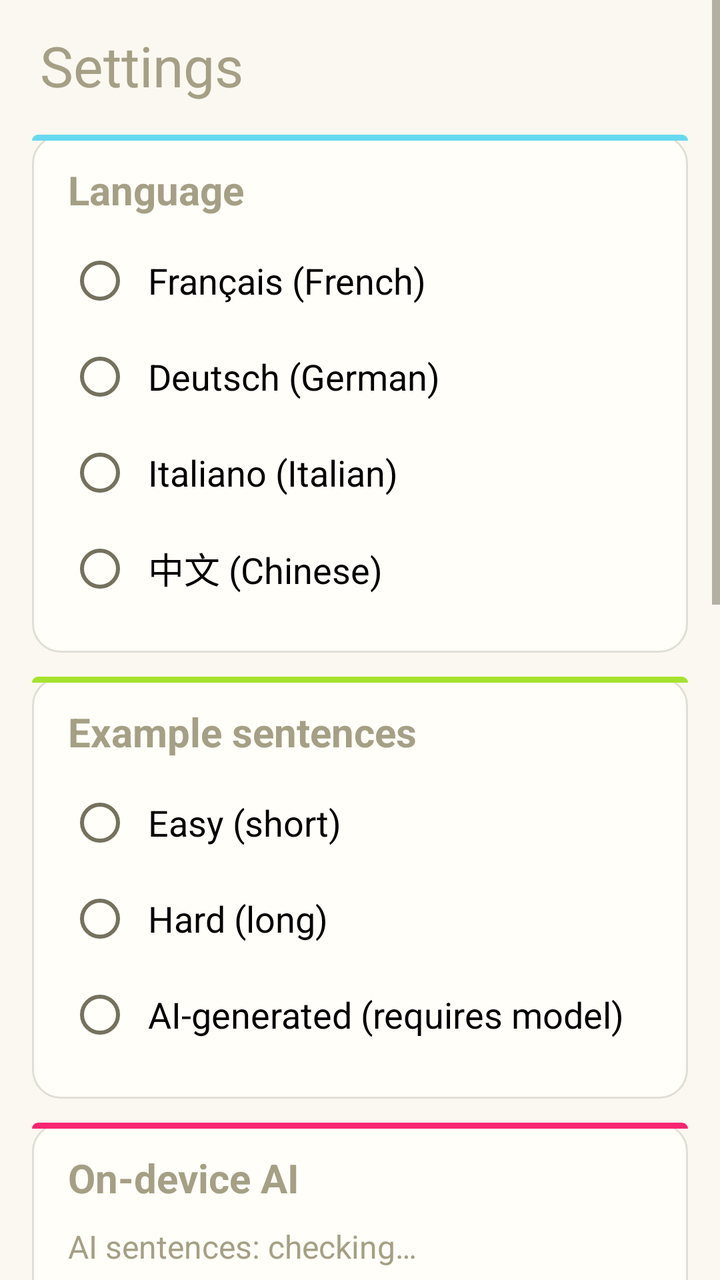
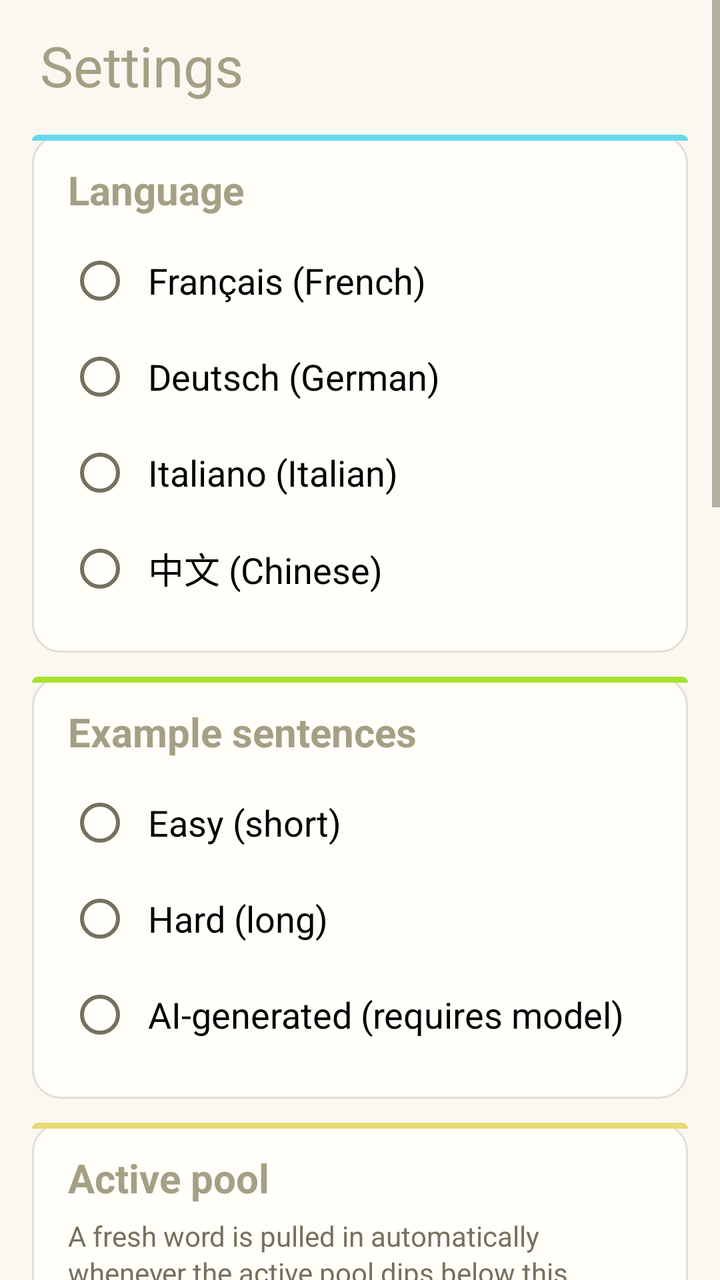

An Android layout rendered at two revisions. The XML below is the earlier revision; the diff shows what the commit changed to produce the second picture.
<!-- AndroidManifest.xml: application theme Theme.MyApplication -->
<!-- res/layout/activity_settings.xml -->
<?xml version="1.0" encoding="utf-8"?>
<ScrollView xmlns:android="http://schemas.android.com/apk/res/android"
    android:layout_width="match_parent"
    android:layout_height="match_parent"
    android:fillViewport="true">

<LinearLayout
    android:layout_width="match_parent"
    android:layout_height="wrap_content"
    android:orientation="vertical"
    android:paddingHorizontal="16dp"
    android:paddingTop="14dp"
    android:paddingBottom="24dp">

    <TextView
        android:layout_width="wrap_content"
        android:layout_height="wrap_content"
        android:accessibilityHeading="true"
        android:text="Settings"
        android:textSize="28sp"
        android:layout_marginStart="4dp"
        android:layout_marginBottom="16dp" />

    
    <LinearLayout
        android:layout_width="match_parent"
        android:layout_height="wrap_content"
        android:background="@drawable/bg_card_cyan"
        android:orientation="vertical"
        android:paddingHorizontal="18dp"
        android:paddingTop="14dp"
        android:paddingBottom="18dp">

        <TextView
            android:layout_width="wrap_content"
            android:layout_height="wrap_content"
            android:accessibilityHeading="true"
            android:labelFor="@+id/languageRadioGroup"
            android:text="Language"
            android:textSize="20sp"
            android:textStyle="bold"
            android:layout_marginBottom="8dp" />

        <RadioGroup
            android:id="@+id/languageRadioGroup"
            android:layout_width="match_parent"
            android:layout_height="wrap_content">

            <RadioButton
                android:id="@+id/radioFrench"
                android:layout_width="wrap_content"
                android:layout_height="wrap_content"
                android:text="Français (French)"
                android:textSize="18sp"
                android:padding="8dp" />

            <RadioButton
                android:id="@+id/radioGerman"
                android:layout_width="wrap_content"
                android:layout_height="wrap_content"
                android:text="Deutsch (German)"
                android:textSize="18sp"
                android:padding="8dp" />

            <RadioButton
                android:id="@+id/radioItalian"
                android:layout_width="wrap_content"
                android:layout_height="wrap_content"
                android:text="Italiano (Italian)"
                android:textSize="18sp"
                android:padding="8dp" />

            <RadioButton
                android:id="@+id/radioChinese"
                android:layout_width="wrap_content"
                android:layout_height="wrap_content"
                android:text="中文 (Chinese)"
                android:textSize="18sp"
                android:padding="8dp" />
        </RadioGroup>
    </LinearLayout>

    
    <LinearLayout
        android:layout_width="match_parent"
        android:layout_height="wrap_content"
        android:layout_marginTop="12dp"
        android:background="@drawable/bg_card_green"
        android:orientation="vertical"
        android:paddingHorizontal="18dp"
        android:paddingTop="14dp"
        android:paddingBottom="18dp">

        <TextView
            android:layout_width="wrap_content"
            android:layout_height="wrap_content"
            android:accessibilityHeading="true"
            android:labelFor="@+id/sentenceSourceRadioGroup"
            android:text="Example sentences"
            android:textSize="20sp"
            android:textStyle="bold"
            android:layout_marginBottom="8dp" />

        <RadioGroup
            android:id="@+id/sentenceSourceRadioGroup"
            android:layout_width="match_parent"
            android:layout_height="wrap_content">

            <RadioButton
                android:id="@+id/radioSentenceEasy"
                android:layout_width="wrap_content"
                android:layout_height="wrap_content"
                android:text="Easy (short)"
                android:textSize="18sp"
                android:padding="8dp" />

            <RadioButton
                android:id="@+id/radioSentenceHard"
                android:layout_width="wrap_content"
                android:layout_height="wrap_content"
                android:text="Hard (long)"
                android:textSize="18sp"
                android:padding="8dp" />

            <RadioButton
                android:id="@+id/radioSentenceLlm"
                android:layout_width="wrap_content"
                android:layout_height="wrap_content"
                android:text="AI-generated (requires model)"
                android:textSize="18sp"
                android:padding="8dp" />
        </RadioGroup>
    </LinearLayout>

    
    <LinearLayout
        android:layout_width="match_parent"
        android:layout_height="wrap_content"
        android:layout_marginTop="12dp"
        android:background="@drawable/bg_card_pink"
        android:orientation="vertical"
        android:paddingHorizontal="18dp"
        android:paddingTop="14dp"
        android:paddingBottom="18dp">

        <TextView
            android:layout_width="wrap_content"
            android:layout_height="wrap_content"
            android:accessibilityHeading="true"
            android:text="On-device AI"
            android:textSize="20sp"
            android:textStyle="bold"
            android:layout_marginBottom="6dp" />

        <TextView
            android:id="@+id/aiStatusText"
            android:layout_width="match_parent"
            android:layout_height="wrap_content"
            android:text="AI sentences: checking…"
            android:textSize="16sp"
            android:paddingVertical="4dp" />

        <TextView
            android:id="@+id/aiStatusDetail"
            android:layout_width="match_parent"
            android:layout_height="wrap_content"
            android:text=""
            android:textSize="12sp"
            android:textColor="?android:attr/textColorSecondary"
            android:fontFamily="monospace"
            android:visibility="gone" />

        <LinearLayout
            android:layout_width="match_parent"
            android:layout_height="wrap_content"
            android:layout_marginTop="4dp"
            android:orientation="horizontal">

            <Button
                android:id="@+id/aiDownloadButton"
                android:layout_width="wrap_content"
                android:layout_height="wrap_content"
                android:text="Download model"
                android:visibility="gone" />

            <Button
                android:id="@+id/aiCancelButton"
                android:layout_width="wrap_content"
                android:layout_height="wrap_content"
                android:text="Cancel"
                android:layout_marginStart="8dp"
                android:visibility="gone" />

            <Button
                android:id="@+id/aiRetryButton"
                android:layout_width="wrap_content"
                android:layout_height="wrap_content"
                android:text="Retry"
                android:layout_marginStart="8dp"
                android:visibility="gone" />

            <Button
                android:id="@+id/aiDeleteButton"
                android:layout_width="wrap_content"
                android:layout_height="wrap_content"
                android:text="Delete model"
                android:layout_marginStart="8dp"
                android:visibility="gone" />
        </LinearLayout>

        
        <LinearLayout
            android:layout_width="match_parent"
            android:layout_height="wrap_content"
            android:layout_marginTop="14dp"
            android:gravity="center_vertical"
            android:orientation="horizontal">

            <TextView
                android:layout_width="32dp"
                android:layout_height="wrap_content"
                android:gravity="center"
                android:text="💡"
                android:textSize="20sp" />

            <TextView
                android:layout_width="0dp"
                android:layout_height="wrap_content"
                android:layout_marginStart="10dp"
                android:layout_weight="1"
                android:lineSpacingExtra="2sp"
                android:text="The Hint button generates fresh example sentences on-device using a small AI model."
                android:textColor="?android:attr/textColorPrimary"
                android:textSize="14sp" />
        </LinearLayout>

        <LinearLayout
            android:layout_width="match_parent"
            android:layout_height="wrap_content"
            android:layout_marginTop="10dp"
            android:gravity="center_vertical"
            android:orientation="horizontal">

            <TextView
                android:layout_width="32dp"
                android:layout_height="wrap_content"
                android:gravity="center"
                android:text="📦"
                android:textSize="20sp" />

            <TextView
                android:layout_width="0dp"
                android:layout_height="wrap_content"
                android:layout_marginStart="10dp"
                android:layout_weight="1"
                android:lineSpacingExtra="2sp"
                android:text="Downloaded once (~2.6 GB), then runs locally on the device GPU — no network after that."
                android:textColor="?android:attr/textColorPrimary"
                android:textSize="14sp" />
        </LinearLayout>

        <LinearLayout
            android:layout_width="match_parent"
            android:layout_height="wrap_content"
            android:layout_marginTop="10dp"
            android:gravity="center_vertical"
            android:orientation="horizontal">

            <TextView
                android:layout_width="32dp"
                android:layout_height="wrap_content"
                android:gravity="center"
                android:text="📄"
                android:textSize="20sp" />

            <TextView
                android:layout_width="0dp"
                android:layout_height="wrap_content"
                android:layout_marginStart="10dp"
                android:layout_weight="1"
                android:lineSpacingExtra="2sp"
                android:text="Without the model, the built-in CSV sentences are used instead."
                android:textColor="?android:attr/textColorPrimary"
                android:textSize="14sp" />
        </LinearLayout>
    </LinearLayout>

    
    <LinearLayout
        android:layout_width="match_parent"
        android:layout_height="wrap_content"
        android:layout_marginTop="12dp"
        android:background="@drawable/bg_card_orange"
        android:orientation="vertical"
        android:paddingHorizontal="18dp"
        android:paddingTop="14dp"
        android:paddingBottom="18dp">

        <TextView
            android:layout_width="wrap_content"
            android:layout_height="wrap_content"
            android:accessibilityHeading="true"
            android:text="Streak"
            android:textSize="20sp"
            android:textStyle="bold"
            android:layout_marginBottom="6dp" />

        <TextView
            android:id="@+id/streakStatsText"
            android:layout_width="match_parent"
            android:layout_height="wrap_content"
            android:text=""
            android:textSize="16sp"
            android:paddingVertical="4dp" />

        <androidx.appcompat.widget.SwitchCompat
            android:id="@+id/streakReminderSwitch"
            android:layout_width="match_parent"
            android:layout_height="wrap_content"
            android:layout_marginTop="4dp"
            android:text="Daily reminder if streak is at risk"
            android:textSize="16sp"
            android:paddingVertical="4dp" />

        <LinearLayout
            android:layout_width="match_parent"
            android:layout_height="wrap_content"
            android:layout_marginTop="4dp"
            android:orientation="horizontal"
            android:gravity="center_vertical">

            <TextView
                android:layout_width="0dp"
                android:layout_height="wrap_content"
                android:layout_weight="1"
                android:text="Reminder time"
                android:textSize="16sp" />

            <Button
                android:id="@+id/streakReminderTimeButton"
                android:layout_width="wrap_content"
                android:layout_height="wrap_content"
                android:text="21:00" />
        </LinearLayout>

        <TextView
            android:layout_width="match_parent"
            android:layout_height="wrap_content"
            android:layout_marginTop="6dp"
            android:text="A notification fires at this time only when you have a streak going and haven't practiced yet today."
            android:textSize="13sp"
            android:textColor="?android:attr/textColorSecondary" />
    </LinearLayout>

    
    <LinearLayout
        android:layout_width="match_parent"
        android:layout_height="wrap_content"
        android:layout_marginTop="12dp"
        android:background="@drawable/bg_card_purple"
        android:orientation="vertical"
        android:paddingHorizontal="18dp"
        android:paddingTop="14dp"
        android:paddingBottom="18dp">

        <TextView
            android:layout_width="wrap_content"
            android:layout_height="wrap_content"
            android:accessibilityHeading="true"
            android:text="Reset progress"
            android:textSize="20sp"
            android:textStyle="bold"
            android:layout_marginBottom="6dp" />

        <TextView
            android:layout_width="match_parent"
            android:layout_height="wrap_content"
            android:labelFor="@+id/resetLanguageSpinner"
            android:text="Language to reset"
            android:textSize="14sp"
            android:textColor="?android:attr/textColorSecondary" />

        <Spinner
            android:id="@+id/resetLanguageSpinner"
            android:layout_width="match_parent"
            android:layout_height="wrap_content"
            android:layout_marginTop="4dp"
            android:layout_marginBottom="10dp" />

        <Button
            android:id="@+id/resetProgressButton"
            android:layout_width="wrap_content"
            android:layout_height="wrap_content"
            android:text="Reset progress"
            android:textColor="@color/on_danger"
            android:backgroundTint="@color/danger" />

        <TextView
            android:layout_width="match_parent"
            android:layout_height="wrap_content"
            android:layout_marginTop="8dp"
            android:text="Permanently deletes all learned/hard flags and quiz stats for the chosen language. This cannot be undone."
            android:textSize="13sp"
            android:textColor="?android:attr/textColorSecondary" />
    </LinearLayout>
</LinearLayout>
</ScrollView>
<!-- resources referenced by this layout -->
<resources>
  <color name="danger">#C62828</color>
  <color name="on_danger">#FFFFFFFF</color>
  <!-- drawable bg_card_pink (drawable) -->
  <?xml version="1.0" encoding="utf-8"?>
  <layer-list xmlns:android="http://schemas.android.com/apk/res/android">
      <item>
          <shape android:shape="rectangle">
              <corners android:radius="14dp" />
              <solid android:color="@color/card_surface" />
              <stroke android:width="1dp" android:color="@color/card_edge" />
          </shape>
      </item>
      <item android:height="3dp" android:gravity="top">
          <shape android:shape="rectangle">
              <corners
                  android:topLeftRadius="14dp"
                  android:topRightRadius="14dp" />
              <solid android:color="@color/monokai_pink" />
          </shape>
      </item>
  </layer-list>
  <color name="card_surface">#FFFEF8</color>
  <color name="card_edge">#33756F5E</color>
  <color name="monokai_cyan">#66D9EF</color>
  <color name="monokai_green">#A6E22E</color>
  <color name="monokai_orange">#FD971F</color>
  <color name="monokai_pink">#F92672</color>
  <color name="monokai_purple">#AE81FF</color>
  <color name="monokai_pink_dark">#C71B5C</color>
  <color name="white">#FFFFFFFF</color>
  <color name="monokai_cyan_dark">#3FB8D1</color>
  <color name="monokai_bg">#272822</color>
  <color name="cream_surface">#FAF8F0</color>
  <color name="black">#FF000000</color>
  <color name="monokai_comment">#75715E</color>
  <color name="monokai_comment_light">#A59F85</color>
  <style name="Widget.MyApplication.ActionBar" parent="Widget.AppCompat.ActionBar.Solid">
          <item name="background">@color/monokai_bg</item>
          <item name="elevation">2dp</item>
      </style>
  <!-- unchanged entries left out for length: 5 -->
</resources>

<!-- the commit's change to res/layout/activity_settings.xml (unified diff, before → after) -->
@@ -137,6 +137,94 @@
         android:layout_width="match_parent"
         android:layout_height="wrap_content"
         android:layout_marginTop="12dp"
+        android:background="@drawable/bg_card_yellow"
+        android:orientation="vertical"
+        android:paddingHorizontal="18dp"
+        android:paddingTop="14dp"
+        android:paddingBottom="18dp">
+
+        <TextView
+            android:layout_width="wrap_content"
+            android:layout_height="wrap_content"
+            android:accessibilityHeading="true"
+            android:text="Active pool"
+            android:textSize="20sp"
+            android:textStyle="bold"
+            android:layout_marginBottom="6dp" />
+
+        <TextView
+            android:layout_width="match_parent"
+            android:layout_height="wrap_content"
+            android:text="A fresh word is pulled in automatically whenever the active pool dips below this number — so the + New word button stops feeling mandatory."
+            android:textSize="14sp"
+            android:textColor="?android:attr/textColorSecondary"
+            android:lineSpacingExtra="2sp" />
+
+        
+        <LinearLayout
+            android:layout_width="match_parent"
+            android:layout_height="wrap_content"
+            android:layout_marginTop="14dp"
+            android:gravity="center_vertical"
+            android:orientation="horizontal">
+
+            <TextView
+                android:id="@+id/autoAddDecreaseButton"
+                android:layout_width="56dp"
+                android:layout_height="56dp"
+                android:background="@drawable/bg_stepper_button_yellow"
+                android:clickable="true"
+                android:contentDescription="Decrease minimum active words"
+                android:focusable="true"
+                android:fontFamily="monospace"
+                android:gravity="center"
+                android:text="−"
+                android:textColor="@color/auto_add_color"
+                android:textSize="28sp"
+                android:textStyle="bold" />
+
+            <TextView
+                android:id="@+id/autoAddValueText"
+                android:layout_width="0dp"
+                android:layout_height="wrap_content"
+                android:layout_weight="1"
+                android:accessibilityLiveRegion="polite"
+                android:fontFamily="monospace"
+                android:gravity="center"
+                android:text="5"
+                android:textColor="@color/auto_add_color"
+                android:textSize="56sp"
+                android:textStyle="bold" />
+
+            <TextView
+                android:id="@+id/autoAddIncreaseButton"
+                android:layout_width="56dp"
+                android:layout_height="56dp"
+                android:background="@drawable/bg_stepper_button_yellow"
+                android:clickable="true"
+                android:contentDescription="Increase minimum active words"
+                android:focusable="true"
+                android:fontFamily="monospace"
+                android:gravity="center"
+                android:text="+"
+                android:textColor="@color/auto_add_color"
+                android:textSize="28sp"
+                android:textStyle="bold" />
+        </LinearLayout>
+
+        <TextView
+            style="@style/CardEyebrow"
+            android:layout_width="match_parent"
+            android:layout_marginTop="6dp"
+            android:gravity="center"
+            android:text="MIN ACTIVE WORDS · 1–20" />
+    </LinearLayout>
+
+    
+    <LinearLayout
+        android:layout_width="match_parent"
+        android:layout_height="wrap_content"
+        android:layout_marginTop="12dp"
         android:background="@drawable/bg_card_pink"
         android:orientation="vertical"
         android:paddingHorizontal="18dp"
<!-- resource entries referenced after the edit -->
@@ -1,5 +1,6 @@
 <!-- resources referenced by this layout -->
 <resources>
+  <color name="auto_add_color">#7A6300</color>
   <color name="danger">#C62828</color>
   <color name="on_danger">#FFFFFFFF</color>
   <!-- drawable bg_card_pink (drawable) -->
@@ -21,6 +22,52 @@
           </shape>
       </item>
   </layer-list>
+  <!-- drawable bg_card_yellow (drawable) -->
+  <?xml version="1.0" encoding="utf-8"?>
+  <layer-list xmlns:android="http://schemas.android.com/apk/res/android">
+      <item>
+          <shape android:shape="rectangle">
+              <corners android:radius="14dp" />
+              <solid android:color="@color/card_surface" />
+              <stroke android:width="1dp" android:color="@color/card_edge" />
+          </shape>
+      </item>
+      <item android:height="3dp" android:gravity="top">
+          <shape android:shape="rectangle">
+              <corners
+                  android:topLeftRadius="14dp"
+                  android:topRightRadius="14dp" />
+              <solid android:color="@color/monokai_yellow" />
+          </shape>
+      </item>
+  </layer-list>
+  <!-- drawable bg_stepper_button_yellow (drawable) -->
+  <?xml version="1.0" encoding="utf-8"?>
+  <selector xmlns:android="http://schemas.android.com/apk/res/android">
+      <item android:state_pressed="true">
+          <shape android:shape="rectangle">
+              <corners android:radius="10dp" />
+              <solid android:color="#33E6DB74" />
+              <stroke android:width="1.5dp" android:color="@color/auto_add_color" />
+          </shape>
+      </item>
+      <item>
+          <shape android:shape="rectangle">
+              <corners android:radius="10dp" />
+              <solid android:color="@android:color/transparent" />
+              <stroke android:width="1.5dp" android:color="@color/auto_add_color" />
+          </shape>
+      </item>
+  </selector>
+  <style name="CardEyebrow">
+          <item name="android:layout_width">wrap_content</item>
+          <item name="android:layout_height">wrap_content</item>
+          <item name="android:fontFamily">monospace</item>
+          <item name="android:textSize">11sp</item>
+          <item name="android:letterSpacing">0.15</item>
+          <item name="android:textStyle">bold</item>
+          <item name="android:textColor">@color/card_eyebrow</item>
+      </style>
   <color name="card_surface">#FFFEF8</color>
   <color name="card_edge">#33756F5E</color>
   <color name="monokai_cyan">#66D9EF</color>
@@ -28,6 +75,8 @@
   <color name="monokai_orange">#FD971F</color>
   <color name="monokai_pink">#F92672</color>
   <color name="monokai_purple">#AE81FF</color>
+  <color name="monokai_yellow">#E6DB74</color>
+  <color name="card_eyebrow">#75715E</color>
   <color name="monokai_pink_dark">#C71B5C</color>
   <color name="white">#FFFFFFFF</color>
   <color name="monokai_cyan_dark">#3FB8D1</color>
